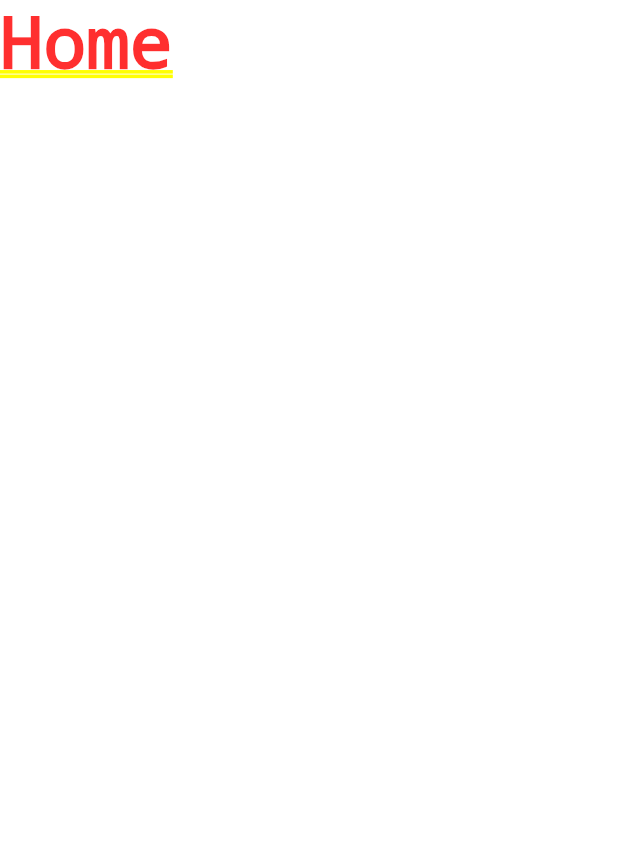
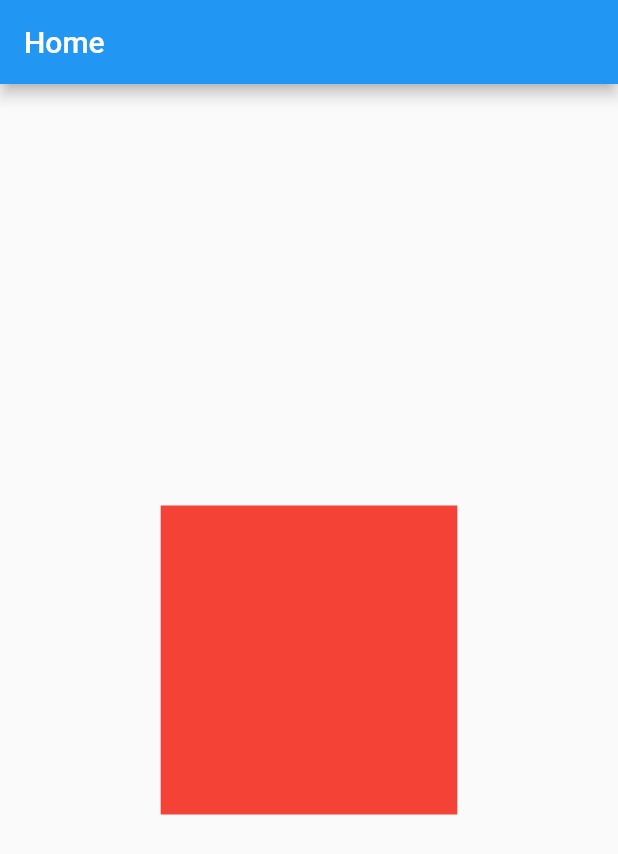
Before and after one commit to gsboktor/flutter_playground, a Flutter app: the screen it shows after launch, on a phone screen of 412 x 824 dp. Shown: the top 854 px of the screen. Run offline on Flutter 3.47's test engine with Material 2 defaults, Android fonts, the phone set to English and light mode, and no system bars.

Commit message:
fonts and project hierarchy

```diff
--- a/lib/main.dart
+++ b/lib/main.dart
@@ -1,4 +1,6 @@
 import 'package:flutter/material.dart';
+import 'package:flutter_playground/utils/SizeConfig.dart';
+import './constants/styles/TextStyles.dart';
 
 void main() {
   runApp(MyApp());
@@ -9,112 +11,35 @@ class MyApp extends StatelessWidget {
   @override
   Widget build(BuildContext context) {
     return MaterialApp(
-      title: 'Flutter Home Page',
-      theme: ThemeData(
-        // This is the theme of your application.
-        //
-        // Try running your application with "flutter run". You'll see the
-        // application has a blue toolbar. Then, without quitting the app, try
-        // changing the primarySwatch below to Colors.green and then invoke
-        // "hot reload" (press "r" in the console where you ran "flutter run",
-        // or simply save your changes to "hot reload" in a Flutter IDE).
-        // Notice that the counter didn't reset back to zero; the application
-        // is not restarted.
-        primarySwatch: Colors.blue,
-      ),
-      home: Text("Home"),
-    );
+        title: 'Flutter Home Page',
+        theme: ThemeData(
+          primarySwatch: Colors.blue,
+        ),
+        home: MyHomePage(title: "Home"));
   }
 }
 
+class MyHomePage extends StatefulWidget {
+  MyHomePage({Key key, this.title}) : super(key: key);
 
+  final String title;
 
+  @override
+  _MyHomePageState createState() => _MyHomePageState();
+}
 
-
-
-
-
-// class MyHomePage extends StatefulWidget {
-//   MyHomePage({Key key, this.title}) : super(key: key);
-
-//   // This widget is the home page of your application. It is stateful, meaning
-//   // that it has a State object (defined below) that contains fields that affect
-//   // how it looks.
-
-//   // This class is the configuration for the state. It holds the values (in this
-//   // case the title) provided by the parent (in this case the App widget) and
-//   // used by the build method of the State. Fields in a Widget subclass are
-//   // always marked "final".
-
-//   final String title;
-
-//   @override
-//   _MyHomePageState createState() => _MyHomePageState();
-// }
-
-// class _MyHomePageState extends State<MyHomePage> {
-//   int _counter = 0;
-
-//   void _incrementCounter() {
-//     setState(() {
-//       // This call to setState tells the Flutter framework that something has
-//       // changed in this State, which causes it to rerun the build method below
-//       // so that the display can reflect the updated values. If we changed
-//       // _counter without calling setState(), then the build method would not be
-//       // called again, and so nothing would appear to happen.
-//       _counter++;
-//     });
-//   }
-
-//   @override
-//   Widget build(BuildContext context) {
-//     // This method is rerun every time setState is called, for instance as done
-//     // by the _incrementCounter method above.
-//     //
-//     // The Flutter framework has been optimized to make rerunning build methods
-//     // fast, so that you can just rebuild anything that needs updating rather
-//     // than having to individually change instances of widgets.
-//     return Scaffold(
-//       appBar: AppBar(
-//         // Here we take the value from the MyHomePage object that was created by
-//         // the App.build method, and use it to set our appbar title.
-//         title: Text(widget.title),
-//       ),
-//       body: Center(
-//         // Center is a layout widget. It takes a single child and positions it
-//         // in the middle of the parent.
-//         child: Column(
-//           // Column is also a layout widget. It takes a list of children and
-//           // arranges them vertically. By default, it sizes itself to fit its
-//           // children horizontally, and tries to be as tall as its parent.
-//           //
-//           // Invoke "debug painting" (press "p" in the console, choose the
-//           // "Toggle Debug Paint" action from the Flutter Inspector in Android
-//           // Studio, or the "Toggle Debug Paint" command in Visual Studio Code)
-//           // to see the wireframe for each widget.
-//           //
-//           // Column has various properties to control how it sizes itself and
-//           // how it positions its children. Here we use mainAxisAlignment to
-//           // center the children vertically; the main axis here is the vertical
-//           // axis because Columns are vertical (the cross axis would be
-//           // horizontal).
-//           mainAxisAlignment: MainAxisAlignment.center,
-//           children: <Widget>[
-//             Text(
-//               'You have pushed the button this many TIMES:',
-//             ),
-//             Text(
-//               '$_counter',
-//               style: Theme.of(context).textTheme.headline4,
-//             ),
-//           ],
-//         ),
-//       ),
-//       floatingActionButton: FloatingActionButton(
-//         onPressed: _incrementCounter,
-//         tooltip: 'Increment',
-//         child: Icon(Icons.add),
-//       ), // This trailing comma makes auto-formatting nicer for build methods.
-//     );
-//   }
-// }
+class _MyHomePageState extends State<MyHomePage> {
+  Widget build(BuildContext context) {
+    SizeConfig().init(context);
+    return Scaffold(
+        appBar: AppBar(
+          title: Text(widget.title),
+        ),
+        body: Center(
+          child: Container(
+              decoration: BoxDecoration(color: Colors.red),
+              width: SizeConfig.safeBlockHorizontal * 48,
+              height: SizeConfig.safeBlockVertical * 25),
+        ));
+  }
+}
```
Also changed, not shown: lib/constants/styles/TextStyles.dart (added, +25 -0 lines), pubspec.yaml (+4 -6 lines), lib/assets/fonts/EBGaramond-VariableFont_wght.ttf (added).
